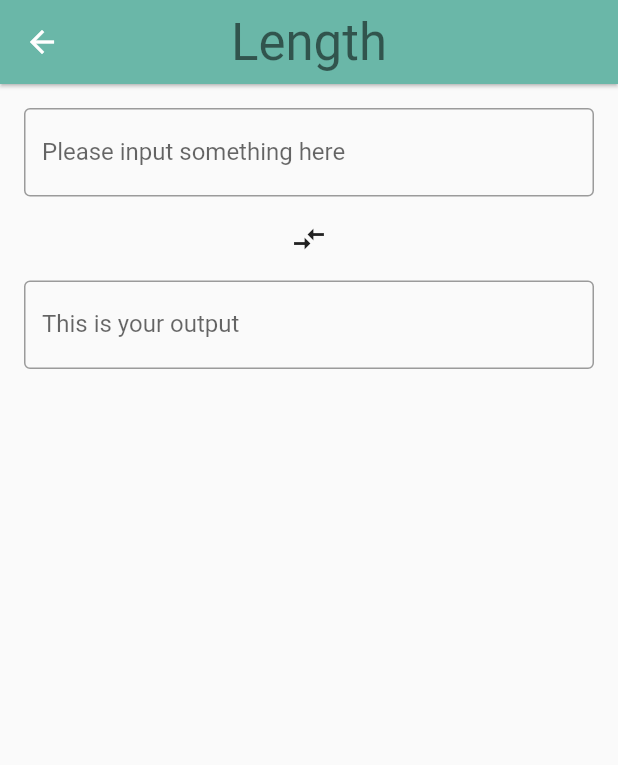
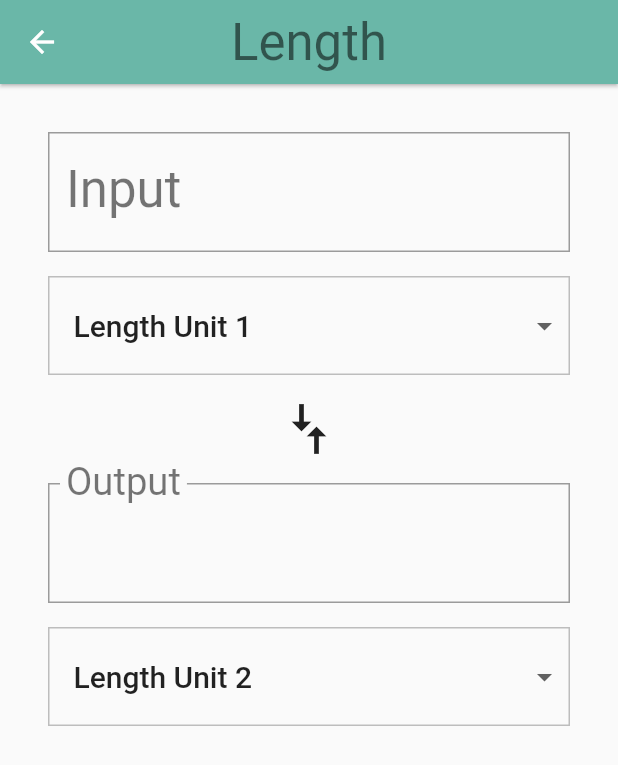
Before and after one commit to akaTJ/udacity-flutter, a Flutter app: the screen it shows after launch, after a tap on "Length", on a phone screen of 412 x 824 dp. Shown: the top 765 px of the screen. Run offline on Flutter 3.47's test engine with Material 2 defaults, Android fonts, the phone set to English and light mode, and no system bars.

Commit message:
Finished all todos by writing helper functions and creating all widgets

```diff
--- a/task_06_input/lib/converter_route.dart
+++ b/task_06_input/lib/converter_route.dart
@@ -33,15 +33,46 @@ class ConverterRoute extends StatefulWidget {
 }
 
 class _ConverterRouteState extends State<ConverterRoute> {
-  // TODO: Set some variables, such as for keeping track of the user's input
-  // value and units
-  double _userInput;
-  Unit _fromUnit;
-  Unit _toUnit;
+  Unit _fromValue;
+  Unit _toValue;
+  double _inputValue;
+  String _convertedValue = '';
+  List<DropdownMenuItem> _unitMenuItems;
+  bool _showValidationError = false;
 
-  // TODO: Determine whether you need to override anything, such as initState()
+  @override
+  void initState() {
+    super.initState();
+    _createDropdownMenuItems();
+    _setDefaults();
+  }
 
-  // TODO: Add other helper functions. We've given you one, _format()
+  /// Creates fresh list of [DropdownMenuItem] widgets, given a list of [Unit]s.
+  void _createDropdownMenuItems() {
+    var newItems = <DropdownMenuItem>[];
+    for (var unit in widget.units) {
+      newItems.add(DropdownMenuItem(
+        value: unit.name,
+        child: Container(
+          child: Text(
+            unit.name,
+            softWrap: true,
+          ),
+        ),
+      ));
+    }
+    setState(() {
+      _unitMenuItems = newItems;
+    });
+  }
+
+  /// Sets the default values for the 'from' and 'to' [Dropdown]s.
+  void _setDefaults() {
+    setState(() {
+      _fromValue = widget.units[0];
+      _toValue = widget.units[1];
+    });
+  }
 
   /// Clean up conversion; trim trailing zeros, e.g. 5.500 -> 5.5, 10.0 -> 10
   String _format(double conversion) {
@@ -59,57 +90,165 @@ class _ConverterRouteState extends State<ConverterRoute> {
     return outputNum;
   }
 
+  void _updateConversion() {
+    setState(() {
+      _convertedValue =
+          _format(_inputValue * (_toValue.conversion / _fromValue.conversion));
+    });
+  }
+
+  void _updateInputValue(String input) {
+    setState(() {
+      if (input == null || input.isEmpty) {
+        _convertedValue = '';
+      } else {
+        // Even though we are using the numerical keyboard, we still have to check
+        // for non-numerical input such as '5..0' or '6 -3'
+        try {
+          final inputDouble = double.parse(input);
+          _showValidationError = false;
+          _inputValue = inputDouble;
+          _updateConversion();
+        } on Exception catch (e) {
+          print('Error: $e');
+          _showValidationError = true;
+        }
+      }
+    });
+  }
+
+  Unit _getUnit(String unitName) {
+    return widget.units.firstWhere(
+      (Unit unit) {
+        return unit.name == unitName;
+      },
+      orElse: null,
+    );
+  }
+
+  void _updateFromConversion(dynamic unitName) {
+    setState(() {
+      _fromValue = _getUnit(unitName);
+    });
+    if (_inputValue != null) {
+      _updateConversion();
+    }
+  }
+
+  void _updateToConversion(dynamic unitName) {
+    setState(() {
+      _toValue = _getUnit(unitName);
+    });
+    if (_inputValue != null) {
+      _updateConversion();
+    }
+  }
+
+  Widget _createDropdown(String currentValue, ValueChanged<dynamic> onChanged) {
+    return Container(
+      margin: EdgeInsets.only(top: 16.0),
+      decoration: BoxDecoration(
+        // This sets the color of the [DropdownButton] itself
+        color: Colors.grey[50],
+        border: Border.all(
+          color: Colors.grey[400],
+          width: 1.0,
+        ),
+      ),
+      padding: EdgeInsets.symmetric(vertical: 8.0),
+      child: Theme(
+        // This sets the color of the [DropdownMenuItem]
+        data: Theme.of(context).copyWith(
+          canvasColor: Colors.grey[50],
+        ),
+        child: DropdownButtonHideUnderline(
+          child: ButtonTheme(
+            alignedDropdown: true,
+            child: DropdownButton(
+              value: currentValue,
+              items: _unitMenuItems,
+              onChanged: onChanged,
+              style: Theme.of(context).textTheme.title,
+            ),
+          ),
+        ),
+      ),
+    );
+  }
+
   @override
   Widget build(BuildContext context) {
-    // TODO: Create the 'input' group of widgets. This is a Column that
-    // includes the input value, and 'from' unit [Dropdown].
-
-    final inputWidgets = Padding(
-      padding: EdgeInsets.all(16.0),
+    final input = Padding(
+      padding: _padding,
       child: Column(
+        crossAxisAlignment: CrossAxisAlignment.stretch,
         children: [
+          // This is the widget that accepts text input. In this case, it
+          // accepts numbers and calls the onChanged property on update.
+          // You can read more about it here: https://flutter.io/text-input
           TextField(
+            style: Theme.of(context).textTheme.display1,
+            decoration: InputDecoration(
+              labelStyle: Theme.of(context).textTheme.display1,
+              errorText: _showValidationError ? 'Invalid number entered' : null,
+              labelText: 'Input',
+              border: OutlineInputBorder(
+                borderRadius: BorderRadius.circular(0.0),
+              ),
+            ),
+            // Since we only want numerical input, we use a number keyboard. There
+            // are also other keyboards for dates, emails, phone numbers, etc.
             keyboardType: TextInputType.number,
-            decoration: InputDecoration(
-              border: OutlineInputBorder(),
-              labelText: 'Please input something here'
-            ),
-          )
-
+            onChanged: _updateInputValue,
+          ),
+          _createDropdown(_fromValue.name, _updateFromConversion),
         ],
       ),
     );
 
-    // TODO: Create a compare arrows icon.
+    final arrows = RotatedBox(
+      quarterTurns: 1,
+      child: Icon(
+        Icons.compare_arrows,
+        size: 40.0,
+      ),
+    );
 
-    final arrowsIcon = Icon(Icons.compare_arrows);
-
-    // TODO: Create the 'output' group of widgets. This is a Column that
-    // includes the output value, and 'to' unit [Dropdown].
-
-    final outputWidgets = Padding(
-      padding: EdgeInsets.all(16.0),
+    final output = Padding(
+      padding: _padding,
       child: Column(
+        crossAxisAlignment: CrossAxisAlignment.stretch,
         children: [
-          TextField(
+          InputDecorator(
+            child: Text(
+              _convertedValue,
+              style: Theme.of(context).textTheme.display1,
+            ),
             decoration: InputDecoration(
-                border: OutlineInputBorder(),
-                labelText: 'This is your output'
+              labelText: 'Output',
+              labelStyle: Theme.of(context).textTheme.display1,
+              border: OutlineInputBorder(
+                borderRadius: BorderRadius.circular(0.0),
+              ),
             ),
-          )
-
+          ),
+          _createDropdown(_toValue.name, _updateToConversion),
         ],
       ),
     );
 
-    // TODO: Return the input, arrows, and output widgets, wrapped in a Column.
+    final converter = Column(
+      crossAxisAlignment: CrossAxisAlignment.stretch,
+      children: [
+        input,
+        arrows,
+        output,
+      ],
+    );
 
-    return Column(
-      children: [
-        inputWidgets,
-        arrowsIcon,
-        outputWidgets,
-      ],
+    return Padding(
+      padding: _padding,
+      child: converter,
     );
   }
 }
```
